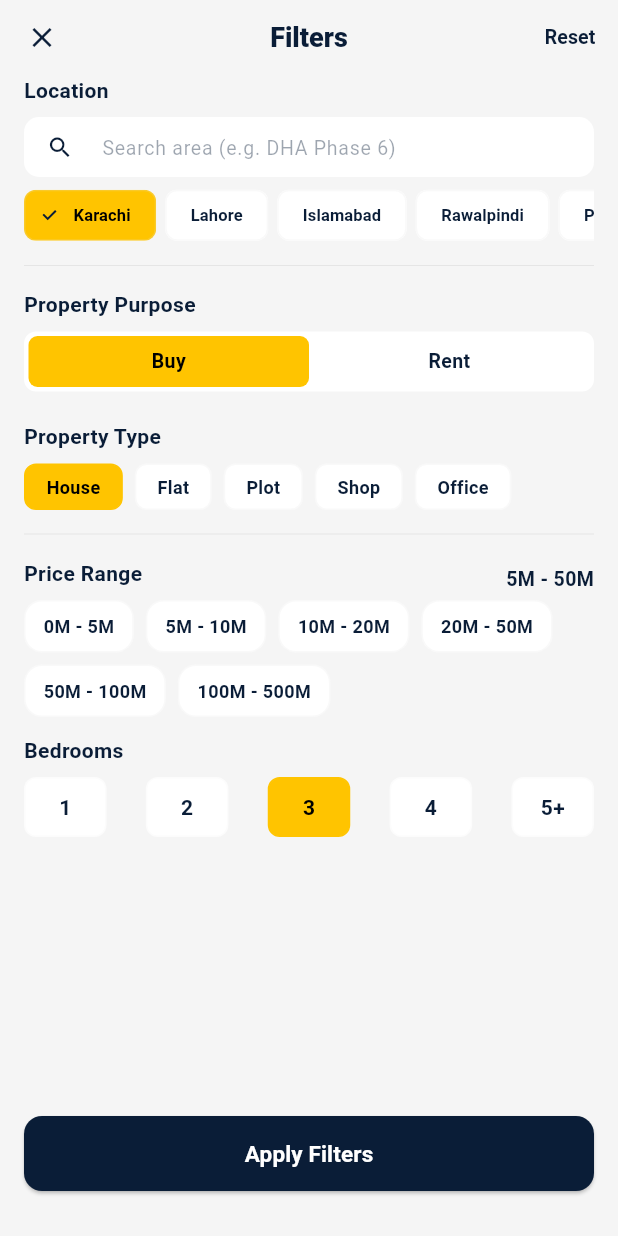
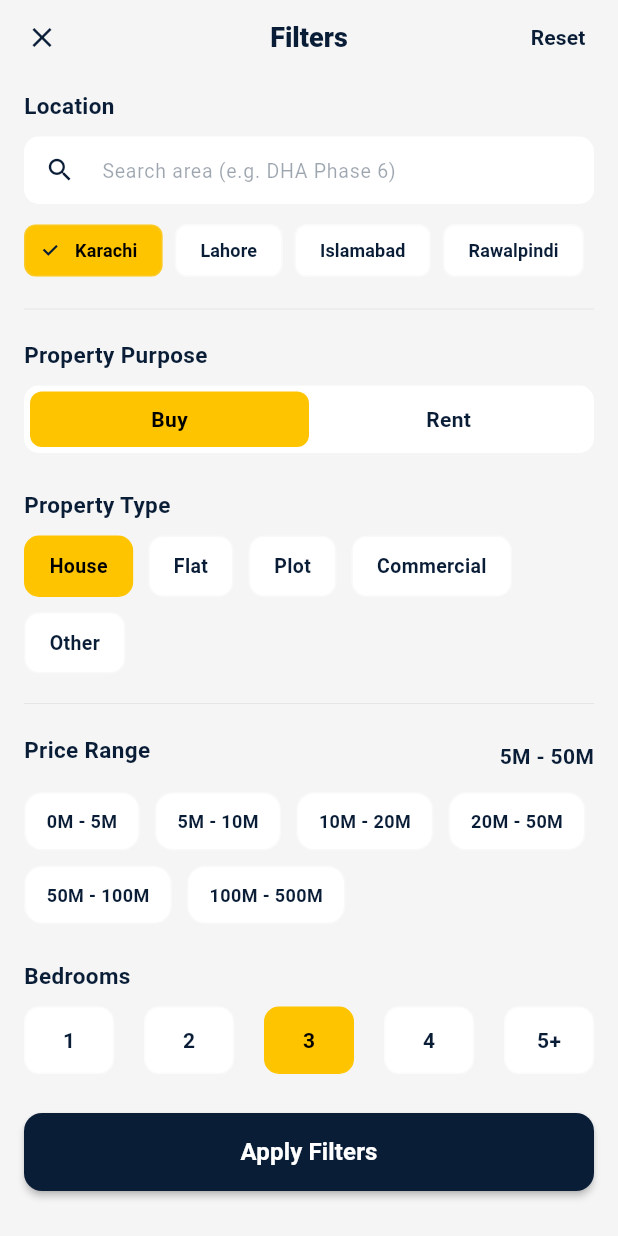
Before and after one commit to AbdullahJatoi007/Mera-Ashiana, a Flutter app: the SearchFilterScreen screen opened directly, on a phone screen of 412 x 824 dp. Run offline on Flutter 3.47's test engine with Material 3 defaults, Android fonts, the phone set to English and light mode, and no system bars; our stand-ins replace connectivity_plus, dio, flutter_secure_storage, image_picker, shared_preferences; accounts and stored records are empty; network calls fail; statements that could not run were skipped.

Commit message:
search/filtering issue fixed

```diff
--- a/lib/screens/search_filter_screen.dart
+++ b/lib/screens/search_filter_screen.dart
@@ -10,6 +10,7 @@
 }
 
 class _SearchFilterScreenState extends State<SearchFilterScreen> {
+  // Initial values
   String _purpose = "Buy";
   String _selectedType = "House";
   String _selectedCity = "Karachi";
@@ -23,12 +24,13 @@
     "Rawalpindi",
     "Peshawar",
   ];
+
   final List<String> _propertyTypes = [
     "House",
     "Flat",
     "Plot",
-    "Shop",
-    "Office",
+    "Commercial",
+    "Other",
   ];
 
   @override
@@ -64,14 +66,20 @@
           onPressed: () => Navigator.pop(context),
         ),
         actions: [
-          TextButton(
-            onPressed: _resetFilters,
-            child: Text(
-              "Reset",
-              style: TextStyle(
-                color: textColor,
-                fontSize: 13,
-                fontWeight: FontWeight.bold,
+          // ✅ Reset Button Fix: Improved touch area and clear callback
+          Padding(
+            padding: const EdgeInsets.only(right: 8.0),
+            child: TextButton(
+              onPressed: () {
+                _resetFilters();
+              },
+              child: Text(
+                "Reset",
+                style: TextStyle(
+                  color: textColor,
+                  fontSize: 14,
+                  fontWeight: FontWeight.bold,
+                ),
               ),
             ),
           ),
@@ -85,31 +93,26 @@
               child: Column(
                 crossAxisAlignment: CrossAxisAlignment.start,
                 children: [
+                  const SizedBox(height: 10),
                   _buildSectionTitle(theme, "Location"),
                   _buildCitySearchField(theme, textColor, primaryNavy),
-                  const SizedBox(height: 8),
+                  const SizedBox(height: 12),
                   _buildCityChips(theme, accentYellow, textColor),
-
                   Divider(
-                    height: 32,
+                    height: 40,
                     thickness: 0.5,
                     color: isDark ? Colors.grey[800] : Colors.grey[300],
                   ),
-
                   _buildSectionTitle(theme, "Property Purpose"),
                   _buildPurposeToggle(theme, accentYellow, textColor),
-
-                  const SizedBox(height: 20),
-
+                  const SizedBox(height: 24),
                   _buildSectionTitle(theme, "Property Type"),
                   _buildTypeGrid(theme, accentYellow, textColor),
-
                   Divider(
-                    height: 32,
+                    height: 40,
                     thickness: 0.5,
                     color: isDark ? Colors.grey[800] : Colors.grey[300],
                   ),
-
                   Row(
                     mainAxisAlignment: MainAxisAlignment.spaceBetween,
                     children: [
@@ -119,19 +122,17 @@
                         style: TextStyle(
                           color: textColor,
                           fontWeight: FontWeight.bold,
-                          fontSize: 13,
+                          fontSize: 14,
                         ),
                       ),
                     ],
                   ),
+                  const SizedBox(height: 8),
                   _buildPriceRangeChips(theme, accentYellow, textColor),
-
-                  const SizedBox(height: 12),
-
+                  const SizedBox(height: 24),
                   _buildSectionTitle(theme, "Bedrooms"),
                   _buildBedSelection(theme, accentYellow, textColor),
-
-                  const SizedBox(height: 20),
+                  const SizedBox(height: 30),
                 ],
               ),
             ),
@@ -154,11 +155,11 @@
 
   Widget _buildSectionTitle(ThemeData theme, String title) {
     return Padding(
-      padding: const EdgeInsets.only(bottom: 8),
+      padding: const EdgeInsets.only(bottom: 10),
       child: Text(
         title,
         style: TextStyle(
-          fontSize: 14,
+          fontSize: 15,
           fontWeight: FontWeight.w700,
           color: theme.colorScheme.onSurface,
         ),
@@ -172,13 +173,13 @@
     Color primaryNavy,
   ) {
     return SizedBox(
-      height: 40,
+      height: 45,
       child: TextField(
         style: TextStyle(color: textColor),
         decoration: InputDecoration(
           hintText: "Search area (e.g. DHA Phase 6)",
           hintStyle: TextStyle(fontSize: 13, color: textColor.withOpacity(0.4)),
-          prefixIcon: Icon(Icons.search, color: textColor, size: 18),
+          prefixIcon: Icon(Icons.search, color: textColor, size: 20),
           filled: true,
           fillColor: theme.colorScheme.surface,
           contentPadding: EdgeInsets.zero,
@@ -193,7 +194,7 @@
 
   Widget _buildCityChips(ThemeData theme, Color accentYellow, Color textColor) {
     return SizedBox(
-      height: 35,
+      height: 38,
       child: ListView.builder(
         scrollDirection: Axis.horizontal,
         itemCount: _cities.length,
@@ -201,7 +202,7 @@
           final city = _cities[index];
           final isSelected = _selectedCity == city;
           return Padding(
-            padding: const EdgeInsets.only(right: 6),
+            padding: const EdgeInsets.only(right: 8),
             child: ChoiceChip(
               label: Text(city),
               selected: isSelected,
@@ -210,7 +211,7 @@
               backgroundColor: theme.colorScheme.surface,
               labelStyle: TextStyle(
                 color: isSelected ? Colors.black : textColor,
-                fontSize: 11,
+                fontSize: 12,
                 fontWeight: FontWeight.w600,
               ),
               shape: RoundedRectangleBorder(
@@ -230,11 +231,11 @@
     Color textColor,
   ) {
     return Container(
-      height: 40,
-      padding: const EdgeInsets.all(3),
+      height: 45,
+      padding: const EdgeInsets.all(4),
       decoration: BoxDecoration(
         color: theme.colorScheme.surface,
-        borderRadius: BorderRadius.circular(8),
+        borderRadius: BorderRadius.circular(10),
       ),
       child: Row(
         children: ["Buy", "Rent"].map((label) {
@@ -246,7 +247,7 @@
                 duration: const Duration(milliseconds: 200),
                 decoration: BoxDecoration(
                   color: isSelected ? accentYellow : Colors.transparent,
-                  borderRadius: BorderRadius.circular(6),
+                  borderRadius: BorderRadius.circular(8),
                 ),
                 alignment: Alignment.center,
                 child: Text(
@@ -254,7 +255,7 @@
                   style: TextStyle(
                     color: isSelected ? Colors.black : textColor,
                     fontWeight: FontWeight.bold,
-                    fontSize: 13,
+                    fontSize: 14,
                   ),
                 ),
               ),
@@ -267,17 +268,17 @@
 
   Widget _buildTypeGrid(ThemeData theme, Color accentYellow, Color textColor) {
     return Wrap(
-      spacing: 8,
-      runSpacing: 8,
+      spacing: 10,
+      runSpacing: 10,
       children: _propertyTypes.map((type) {
         final isSelected = _selectedType == type;
         return GestureDetector(
           onTap: () => setState(() => _selectedType = type),
           child: Container(
-            padding: const EdgeInsets.symmetric(horizontal: 14, vertical: 6),
+            padding: const EdgeInsets.symmetric(horizontal: 16, vertical: 10),
             decoration: BoxDecoration(
               color: isSelected ? accentYellow : theme.colorScheme.surface,
-              borderRadius: BorderRadius.circular(8),
+              borderRadius: BorderRadius.circular(10),
               border: Border.all(
                 color: isSelected
                     ? accentYellow
@@ -289,7 +290,7 @@
               style: TextStyle(
                 color: isSelected ? Colors.black : textColor,
                 fontWeight: FontWeight.w600,
-                fontSize: 12,
+                fontSize: 13,
               ),
             ),
           ),
@@ -298,7 +299,6 @@
     );
   }
 
-  // Replace _buildPriceSlider with this
   Widget _buildPriceRangeChips(
     ThemeData theme,
     Color accentYellow,
@@ -312,10 +312,9 @@
       [50, 100],
       [100, 500],
     ];
-
     return Wrap(
-      spacing: 8,
-      runSpacing: 8,
+      spacing: 10,
+      runSpacing: 10,
       children: ranges.map((range) {
         final isSelected =
             _priceRange.start.round() == range[0] &&
@@ -328,7 +327,7 @@
             ),
           ),
           child: Container(
-            padding: const EdgeInsets.symmetric(horizontal: 12, vertical: 8),
+            padding: const EdgeInsets.symmetric(horizontal: 14, vertical: 10),
             decoration: BoxDecoration(
               color: isSelected ? accentYellow : theme.colorScheme.surface,
               borderRadius: BorderRadius.circular(12),
@@ -364,14 +363,15 @@
             _selectedBeds.toString() == e.toString() ||
             (_selectedBeds == 5 && e == "5+");
         return GestureDetector(
-          onTap: () =>
-              setState(() => _selectedBeds = e == "5+" ? 5 : (e as int)),
+          onTap: () => setState(
+            () => _selectedBeds = e == "5+" ? 5 : (e is int ? e : 5),
+          ),
           child: Container(
-            width: 55,
-            height: 40,
+            width: 60,
+            height: 45,
             decoration: BoxDecoration(
               color: isSelected ? accentYellow : theme.colorScheme.surface,
-              borderRadius: BorderRadius.circular(8),
+              borderRadius: BorderRadius.circular(10),
               border: Border.all(
                 color: isSelected
                     ? accentYellow
@@ -384,6 +384,7 @@
               style: TextStyle(
                 color: isSelected ? Colors.black : textColor,
                 fontWeight: FontWeight.bold,
+                fontSize: 14,
               ),
             ),
           ),
@@ -397,19 +398,30 @@
       padding: const EdgeInsets.fromLTRB(16, 12, 16, 30),
       child: SizedBox(
         width: double.infinity,
-        height: 50,
+        height: 52,
         child: ElevatedButton(
-          onPressed: () => Navigator.pop(context),
+          onPressed: () {
+            String apiPurpose = _purpose == "Buy" ? "sale" : "rent";
+            Navigator.pop(context, {
+              "purpose": apiPurpose,
+              "type": _selectedType.toLowerCase(),
+              "city": _selectedCity,
+              "min_price": _priceRange.start * 1000000,
+              "max_price": _priceRange.end * 1000000,
+              "beds": _selectedBeds,
+            });
+          },
           style: ElevatedButton.styleFrom(
             backgroundColor: primaryNavy,
             foregroundColor: Colors.white,
             shape: RoundedRectangleBorder(
               borderRadius: BorderRadius.circular(12),
             ),
+            elevation: 2,
           ),
           child: const Text(
             "Apply Filters",
-            style: TextStyle(fontSize: 15, fontWeight: FontWeight.bold),
+            style: TextStyle(fontSize: 16, fontWeight: FontWeight.bold),
           ),
         ),
       ),
```
Also changed, not shown: lib/base_screens/home/home_screen.dart (+93 -82 lines), lib/base_screens/search_screen.dart (+94 -143 lines), lib/base_screens/widgets/recently_added_horizontal.dart (+14 -13 lines), lib/core/api_client.dart (+10 -15 lines), lib/models/listing_model.dart (+12 -13 lines), lib/services/property_service.dart (+15 -3 lines).
